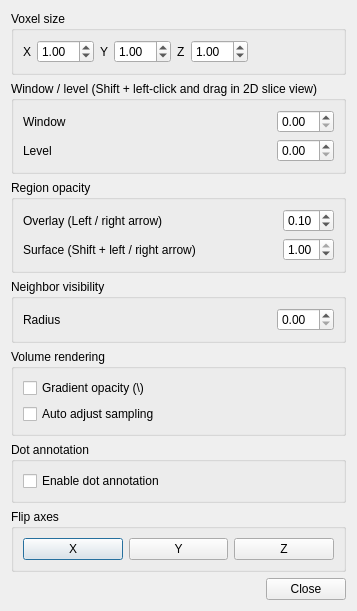
Before: the Qt Designer form qt/SettingsDialog.ui in RENCI/Segmentor, drawn with Qt 5.
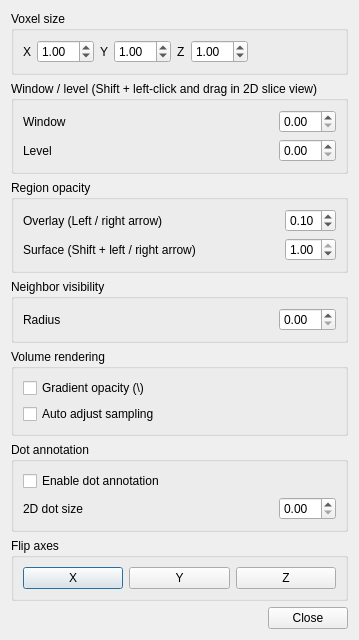
After: the same form once the commit is applied.

```diff
--- a/qt/SettingsDialog.ui
+++ b/qt/SettingsDialog.ui
@@ -6,8 +6,8 @@
    <rect>
     <x>0</x>
     <y>0</y>
-    <width>314</width>
-    <height>548</height>
+    <width>359</width>
+    <height>576</height>
    </rect>
   </property>
   <property name="windowTitle">
@@ -393,6 +393,33 @@
         </item>
        </layout>
       </item>
+      <item>
+       <layout class="QHBoxLayout" name="horizontalLayout_11">
+        <item>
+         <widget class="QLabel" name="label_9">
+          <property name="text">
+           <string>2D dot size</string>
+          </property>
+         </widget>
+        </item>
+        <item>
+         <spacer name="horizontalSpacer_7">
+          <property name="orientation">
+           <enum>Qt::Horizontal</enum>
+          </property>
+          <property name="sizeHint" stdset="0">
+           <size>
+            <width>40</width>
+            <height>20</height>
+           </size>
+          </property>
+         </spacer>
+        </item>
+        <item>
+         <widget class="QDoubleSpinBox" name="dotSizeSpinBox"/>
+        </item>
+       </layout>
+      </item>
      </layout>
     </widget>
    </item>
@@ -426,6 +453,16 @@
      </layout>
     </widget>
    </item>
+   <item>
+    <widget class="QDialogButtonBox" name="buttonBox">
+     <property name="orientation">
+      <enum>Qt::Horizontal</enum>
+     </property>
+     <property name="standardButtons">
+      <set>QDialogButtonBox::Close</set>
+     </property>
+    </widget>
+   </item>
    <item>
     <spacer name="verticalSpacer">
      <property name="orientation">
@@ -439,16 +476,6 @@
      </property>
     </spacer>
    </item>
-   <item>
-    <widget class="QDialogButtonBox" name="buttonBox">
-     <property name="orientation">
-      <enum>Qt::Horizontal</enum>
-     </property>
-     <property name="standardButtons">
-      <set>QDialogButtonBox::Close</set>
-     </property>
-    </widget>
-   </item>
   </layout>
  </widget>
  <resources/>
```
